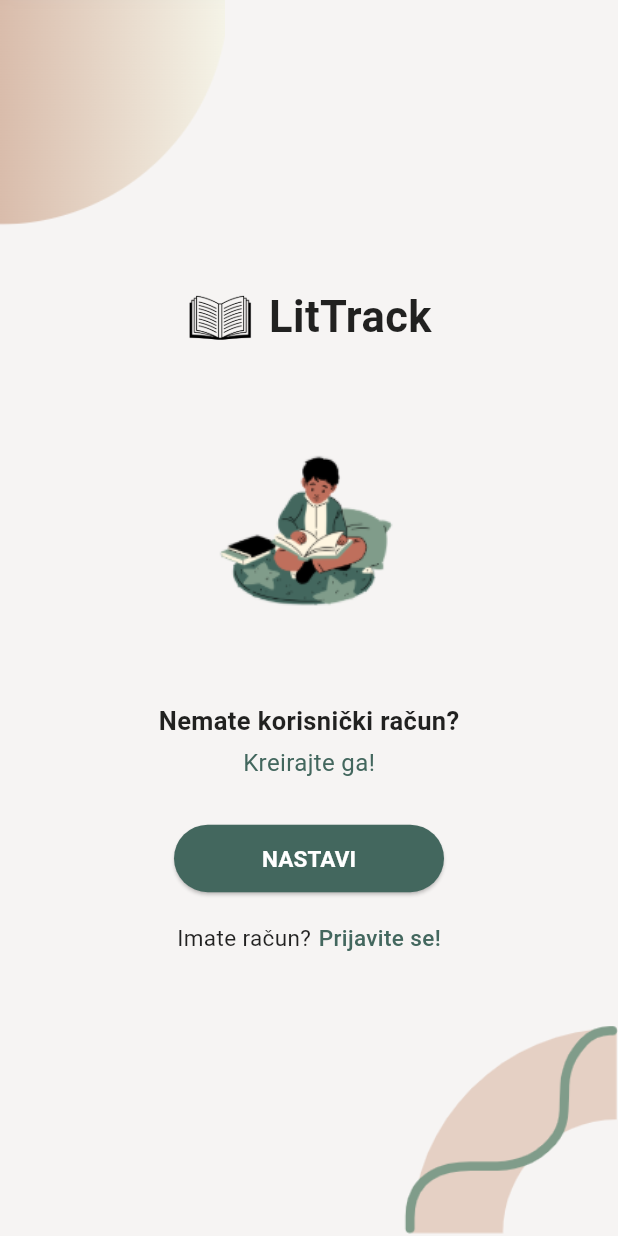
After one commit to ElmedinaMahinic/LitTrack_RS2, a Flutter app: the screen it shows after launch, after a tap on "PRIJAVA", after a tap on "Registrujte se!", on a phone screen of 412 x 824 dp. The commit adds this screen. Run offline on Flutter 3.47's test engine with Material 3 defaults, Android fonts, the phone set to English and light mode, and no system bars; our stand-ins replace file_picker, fl_chart, flutter_form_builder, form_builder_validators, printing; missing offline and left inert: advanced_datatable; accounts and stored records are empty; network calls fail.

Commit message:
Urađena registracija za mobile aplikaciju

```diff
--- a/litTrack/UI/littrack_mobile/lib/screens/login_screen.dart
+++ b/litTrack/UI/littrack_mobile/lib/screens/login_screen.dart
@@ -2,6 +2,7 @@ import 'package:flutter/material.dart';
 import 'package:littrack_mobile/providers/auth_provider.dart';
 import 'package:littrack_mobile/providers/korisnik_provider.dart';
 import 'package:littrack_mobile/providers/utils.dart';
+import 'package:littrack_mobile/screens/registracija_screen_1.dart';
 
 class LoginScreen extends StatefulWidget {
   const LoginScreen({super.key});
@@ -117,10 +118,10 @@ class _LoginScreenState extends State<LoginScreen> {
                       ),
                     ],
                   ),
-                  const SizedBox(height: 40),
+                  const SizedBox(height: 25),
                   Image.asset("assets/images/login_middle_mobile.png",
-                      width: 160),
-                  const SizedBox(height: 35),
+                      width: 220),
+                  const SizedBox(height: 25),
                   Form(
                     key: _formKey,
                     child: Padding(
@@ -129,7 +130,7 @@ class _LoginScreenState extends State<LoginScreen> {
                         children: [
                           ConstrainedBox(
                             constraints: BoxConstraints(
-                              minHeight: screenHeight * 0.04,
+                              minHeight: screenHeight * 0.03,
                             ),
                             child: TextFormField(
                               controller: _usernameController,
@@ -154,7 +155,7 @@ class _LoginScreenState extends State<LoginScreen> {
                           const SizedBox(height: 16),
                           ConstrainedBox(
                             constraints: BoxConstraints(
-                              minHeight: screenHeight * 0.04,
+                              minHeight: screenHeight * 0.03,
                             ),
                             child: TextFormField(
                               controller: _passwordController,
@@ -211,6 +212,39 @@ class _LoginScreenState extends State<LoginScreen> {
                               ),
                             ),
                           ),
+                          const SizedBox(height: 15),
+                          Row(
+                            mainAxisAlignment: MainAxisAlignment.center,
+                            children: [
+                              const Text(
+                                "Nemate račun? ",
+                                style: TextStyle(
+                                  fontSize: 15,
+                                  color: Colors.black87,
+                                ),
+                              ),
+                              GestureDetector(
+                                onTap: () {
+                                  Navigator.pushReplacement(
+                                    context,
+                                    MaterialPageRoute(
+                                      builder: (context) =>
+                                          const RegistracijaScreen1(),
+                                    ),
+                                  );
+                                },
+                                child: const Text(
+                                  "Registrujte se!",
+                                  style: TextStyle(
+                                    fontSize: 15,
+                                    color: Color(0xFF3C6E71),
+                                    fontWeight: FontWeight.w500,
+                                  ),
+                                ),
+                              ),
+                            ],
+                          ),
+                          const SizedBox(height: 60),
                         ],
                       ),
                     ),
--- /dev/null
+++ b/litTrack/UI/littrack_mobile/lib/screens/registracija_screen_1.dart
@@ -0,0 +1,140 @@
+import 'package:flutter/material.dart';
+import 'package:littrack_mobile/screens/registracija_screen_2.dart';
+import 'package:littrack_mobile/screens/login_screen.dart';
+
+class RegistracijaScreen1 extends StatefulWidget {
+  const RegistracijaScreen1({super.key});
+
+  @override
+  State<RegistracijaScreen1> createState() => _RegistracijaScreen1State();
+}
+
+class _RegistracijaScreen1State extends State<RegistracijaScreen1> {
+  @override
+  Widget build(BuildContext context) {
+    return Scaffold(
+      backgroundColor: const Color(0xFFF6F4F3),
+      body: Stack(
+        children: [
+          Positioned(
+            top: 0,
+            left: 0,
+            child: Image.asset("assets/images/login_top.png", width: 150),
+          ),
+          Positioned(
+            bottom: 0,
+            right: 0,
+            child: Image.asset("assets/images/login_bottom.png", width: 150),
+          ),
+          Center(
+            child: SingleChildScrollView(
+              child: Column(
+                mainAxisSize: MainAxisSize.min,
+                children: [
+                  Row(
+                    mainAxisSize: MainAxisSize.min,
+                    children: [
+                      Image.asset("assets/images/logo.png",
+                          width: 45, height: 45),
+                      const SizedBox(width: 10),
+                      const Text(
+                        "LitTrack",
+                        style: TextStyle(
+                          fontSize: 29,
+                          fontWeight: FontWeight.bold,
+                          color: Colors.black87,
+                        ),
+                      ),
+                    ],
+                  ),
+                  const SizedBox(height: 25),
+                  Image.asset("assets/images/login_middle_mobile.png",
+                      width: 220),
+                  const SizedBox(height: 20),
+                  const Text(
+                    "Nemate korisnički račun?",
+                    style: TextStyle(
+                      fontSize: 17,
+                      fontWeight: FontWeight.w600,
+                      color: Colors.black87,
+                    ),
+                  ),
+                  const SizedBox(height: 4),
+                  const Text(
+                    "Kreirajte ga!",
+                    style: TextStyle(
+                      fontSize: 16,
+                      fontWeight: FontWeight.w400,
+                      color: Color(0xFF43675E),
+                    ),
+                  ),
+                  const SizedBox(height: 30),
+                  SizedBox(
+                    width: 180,
+                    height: 45,
+                    child: ElevatedButton(
+                      onPressed: () {
+                        Navigator.push(
+                          context,
+                          MaterialPageRoute(
+                            builder: (context) => const RegistracijaScreen2(),
+                          ),
+                        );
+                      },
+                      style: ElevatedButton.styleFrom(
+                        backgroundColor: const Color(0xFF43675E),
+                        foregroundColor: Colors.white,
+                        shape: RoundedRectangleBorder(
+                          borderRadius: BorderRadius.circular(25),
+                        ),
+                      ),
+                      child: const Text(
+                        "NASTAVI",
+                        style: TextStyle(
+                          fontSize: 15,
+                          fontWeight: FontWeight.bold,
+                        ),
+                      ),
+                    ),
+                  ),
+                  const SizedBox(height: 20),
+                  Row(
+                    mainAxisAlignment: MainAxisAlignment.center,
+                    children: [
+                      const Text(
+                        "Imate račun?",
+                        style: TextStyle(
+                          fontSize: 15,
+                          color: Colors.black87,
+                        ),
+                      ),
+                      const SizedBox(width: 5),
+                      GestureDetector(
+                        onTap: () {
+                          Navigator.pushReplacement(
+                            context,
+                            MaterialPageRoute(
+                              builder: (context) => const LoginScreen(),
+                            ),
+                          );
+                        },
+                        child: const Text(
+                          "Prijavite se!",
+                          style: TextStyle(
+                            fontSize: 15,
+                            color: Color(0xFF43675E),
+                            fontWeight: FontWeight.w500,
+                          ),
+                        ),
+                      ),
+                    ],
+                  )
+                ],
+              ),
+            ),
+          )
+        ],
+      ),
+    );
+  }
+}
--- a/litTrack/UI/littrack_mobile/pubspec.yaml
+++ b/litTrack/UI/littrack_mobile/pubspec.yaml
@@ -37,8 +37,10 @@ dependencies:
   cupertino_icons: ^1.0.6
   http: ^1.2.2
   provider: ^6.1.5+1
-  intl: ^0.20.2
+  intl: ^0.18.1
   json_annotation: ^4.9.0
+  flutter_form_builder: ^9.2.1
+  form_builder_validators: 9.1.0
 
 dev_dependencies:
   flutter_test:
```
Also changed, not shown: litTrack/UI/littrack_mobile/lib/main.dart (+6 -1 lines), litTrack/UI/littrack_mobile/lib/screens/registracija_screen_2.dart (added, +391 -0 lines), litTrack/UI/littrack_mobile/assets/images/registracija_middle_mobile.png (added), litTrack/UI/littrack_mobile/pubspec.lock, 1 other file.
